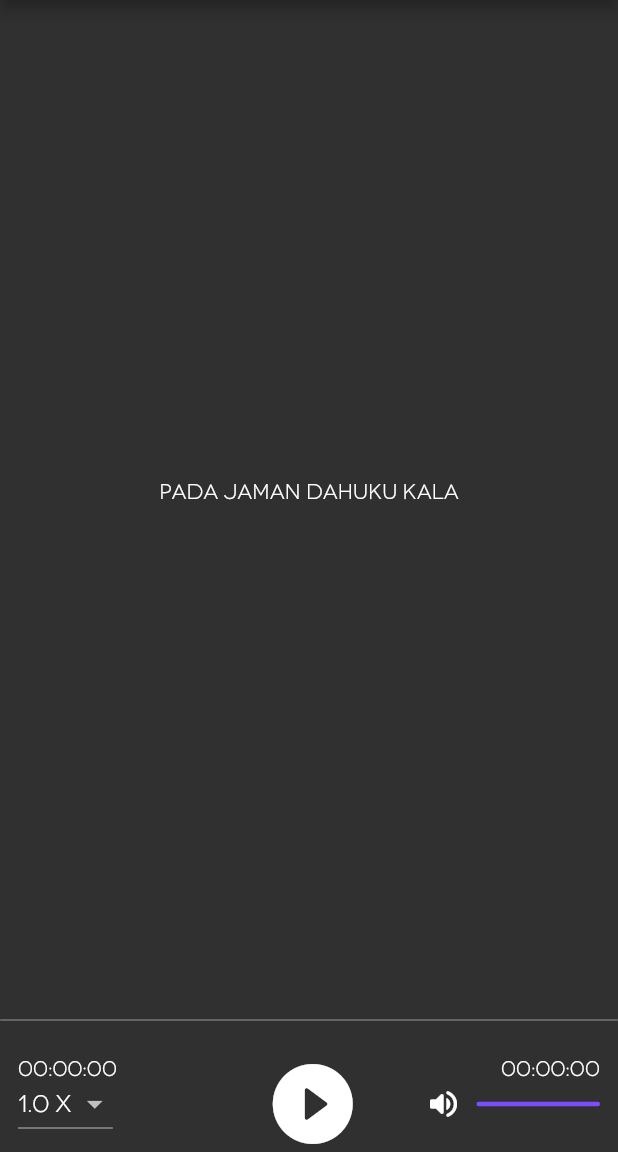
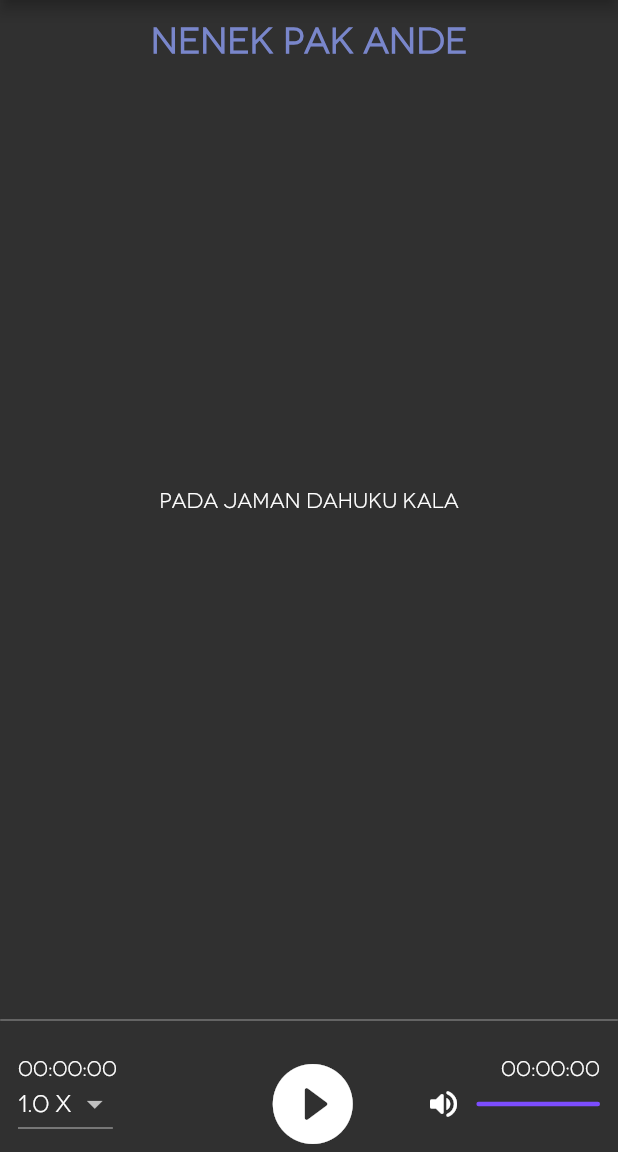
Before and after one commit to respectZ/cr-7, a Flutter app: the screen it shows after launch, on a phone screen of 412 x 824 dp, the part 84-1236 px from its top. Run offline on Flutter 3.47's test engine with Material 2 defaults, Android fonts, the phone set to English and light mode, and no system bars; our stand-ins replace get, just_audio; statements that could not run were skipped.

Commit message:
Add Title

```diff
--- a/lib/widget/audio_player.dart
+++ b/lib/widget/audio_player.dart
@@ -308,15 +308,30 @@ class _CustomAudioPlayerState extends State<CustomAudioPlayer> {
           // subtitle
           Expanded(
             child: Container(
-              margin: EdgeInsets.fromLTRB(12.0, 0.0, 12.0, 0.0),
-              child: Column(
-                mainAxisAlignment: MainAxisAlignment.center,
+              margin: EdgeInsets.fromLTRB(12.0, 12.0, 12.0, 0.0),
+              child: Stack(
+                // mainAxisAlignment: MainAxisAlignment.center,
                 children: [
-                  StreamBuilder<Duration>(
-                    stream: _audioPlayer.positionStream,
-                    builder: (context, snapshot) {
-                      return _lyricText(snapshot.data, _lyrics);
-                    },
+                  Row(
+                    mainAxisAlignment: MainAxisAlignment.center,
+                    children: [
+                      Text(
+                        "Nenek Pak Ande",
+                        style: TextStyle(
+                          fontSize: 24,
+                          fontWeight: FontWeight.bold,
+                          color: Colors.indigo[300],
+                        ),
+                      ),
+                    ],
+                  ),
+                  Center(
+                    child: StreamBuilder<Duration>(
+                      stream: _audioPlayer.positionStream,
+                      builder: (context, snapshot) {
+                        return _lyricText(snapshot.data, _lyrics);
+                      },
+                    ),
                   ),
                 ],
               ),
```
